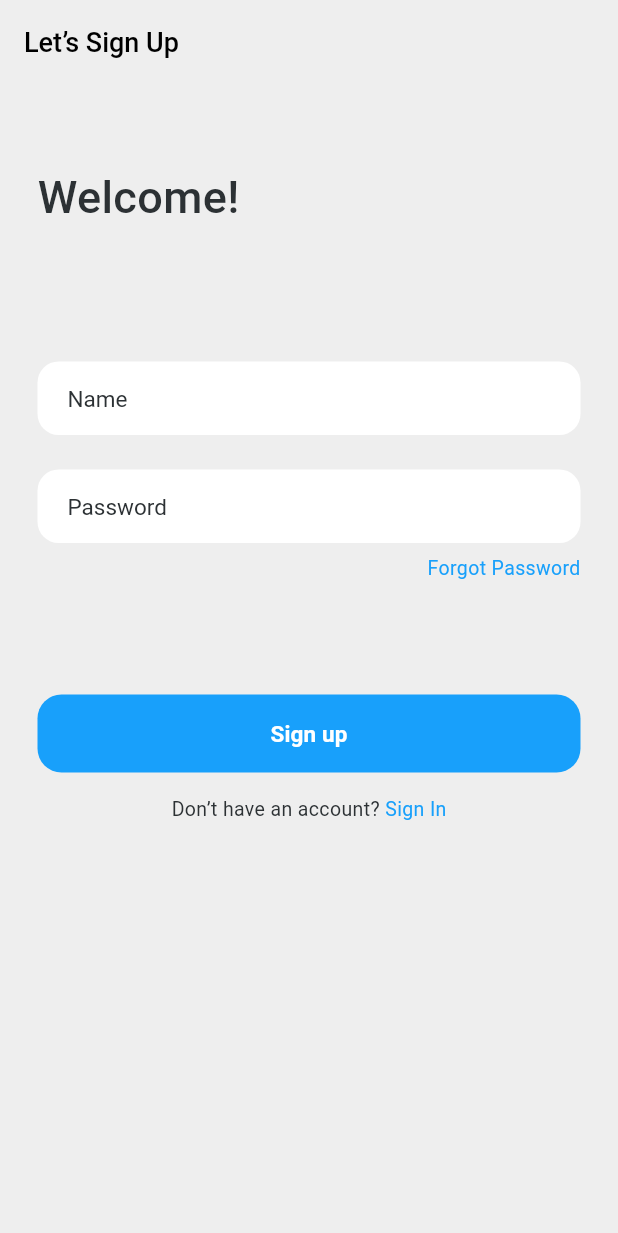
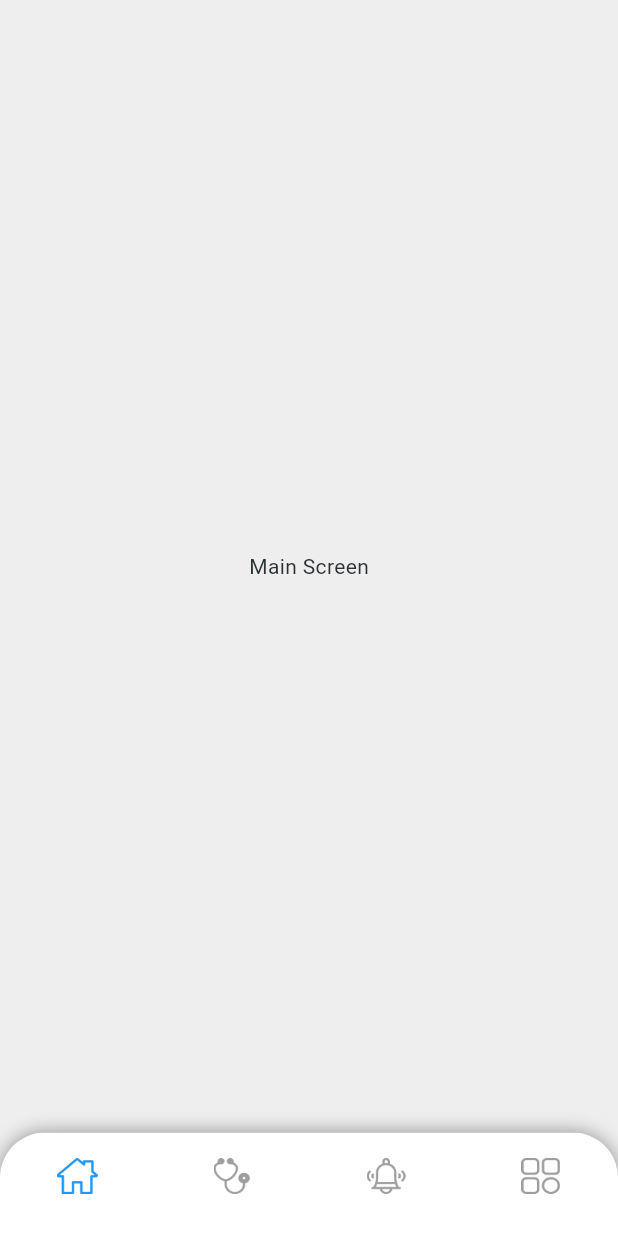
Before and after one commit to Durotann/DocApp, a Flutter app: the screen it shows after launch, after a tap on "Sign up", on a phone screen of 412 x 824 dp. Shown: the top 1233 px of the screen. Run offline on Flutter 3.47's test engine with Material 3 defaults, Android fonts, the phone set to English and light mode, and no system bars; our stand-ins replace auto_route, bloc, equatable, flutter_bloc, flutter_svg.

Commit message:
bottomNavigationBar

```diff
--- a/doc_app/lib/route_config/auto_route_config.dart
+++ b/doc_app/lib/route_config/auto_route_config.dart
@@ -5,11 +5,20 @@ import 'package:doc_app/route_config/auto_route_config.gr.dart';
 class AppRouter extends RootStackRouter {
   @override
   List<AutoRoute> get routes => [
-        AutoRoute(initial: true, page: SplashRoute.page),
+        AutoRoute(
+          initial: true,
+          page: SplashRoute.page,
+        ),
         CustomRoute(
           page: AuthRoute.page,
           transitionsBuilder: TransitionsBuilders.slideLeft,
           durationInMilliseconds: 400,
-        )
+        ),
+        AutoRoute(
+          page: HomeRoute.page,
+          children: [
+            AutoRoute(page: MainRoute.page),
+          ],
+        ),
       ];
 }
--- a/doc_app/lib/ui/auth_screen/presentation/auth_screen.dart
+++ b/doc_app/lib/ui/auth_screen/presentation/auth_screen.dart
@@ -1,4 +1,5 @@
 import 'package:auto_route/auto_route.dart';
+import 'package:doc_app/route_config/auto_route_config.gr.dart';
 import 'package:doc_app/ui/theme/theme.dart';
 import 'package:doc_app/ui/theme/widgets/appbar_widget.dart';
 import 'package:doc_app/ui/theme/widgets/custom_button.dart';
@@ -95,10 +96,15 @@ _fields(BuildContext context) {
 }
 
 _button(BuildContext context) {
-  return Column(children: [
+  return Column(
+    children: [
       const SizedBox(height: 75),
       CustomButton(
-      onPressed: () {},
+        onPressed: () {
+          context.router.push(
+            const HomeRoute(),
+          );
+        },
         title: "Sign up",
         isActive: true,
       ),
@@ -120,5 +126,6 @@ _button(BuildContext context) {
           ),
         ],
       )
-  ]);
+    ],
+  );
 }
--- /dev/null
+++ b/doc_app/lib/ui/bottom_navigation_bar/bottom_navigation_bar.dart
@@ -0,0 +1,141 @@
+import 'package:auto_route/auto_route.dart';
+import 'package:doc_app/route_config/auto_route_config.gr.dart';
+import 'package:flutter/material.dart';
+import 'package:flutter_svg/svg.dart';
+
+@RoutePage()
+class HomeScreen extends StatefulWidget {
+  const HomeScreen({
+    super.key,
+  });
+  @override
+  State<HomeScreen> createState() => _HomeScreenState();
+}
+
+class _HomeScreenState extends State<HomeScreen> {
+  int currentIndex = 0;
+  @override
+  Widget build(BuildContext context) {
+    final theme = Theme.of(context);
+    return AutoTabsRouter(
+        routes: const [
+          MainRoute(),
+          MainRoute(),
+          MainRoute(),
+        ],
+        builder: (context, child) {
+          return Scaffold(
+            body: child,
+            bottomNavigationBar: Container(
+              decoration: const BoxDecoration(
+                borderRadius: BorderRadius.only(
+                  topRight: Radius.circular(30),
+                  topLeft: Radius.circular(30),
+                ),
+                boxShadow: [
+                  BoxShadow(
+                    color: Colors.black38,
+                    spreadRadius: 0,
+                    blurRadius: 10,
+                  ),
+                ],
+              ),
+              child: ClipRRect(
+                borderRadius: const BorderRadius.only(
+                  topLeft: Radius.circular(30.0),
+                  topRight: Radius.circular(30.0),
+                ),
+                child: BottomNavigationBar(
+                  type: BottomNavigationBarType.fixed,
+                  backgroundColor: Colors.white,
+                  elevation: 1,
+                  onTap: changeTab,
+                  selectedItemColor:
+                      theme.bottomNavigationBarTheme.selectedItemColor,
+                  currentIndex: currentIndex,
+                  items: [
+                    BottomNavigationBarItem(
+                      icon: Padding(
+                        padding: const EdgeInsets.only(top: 10.0),
+                        child: ColorFiltered(
+                          colorFilter: ColorFilter.mode(
+                            currentIndex == 0 ? Colors.blue : Colors.grey,
+                            BlendMode.srcIn,
+                          ),
+                          child: Image.asset(
+                            "images/home1.png",
+                            scale: 4,
+                          ),
+                        ),
+                      ),
+                      label: '',
+                    ),
+                    BottomNavigationBarItem(
+                      icon: Padding(
+                        padding: const EdgeInsets.only(top: 10.0),
+                        child: ColorFiltered(
+                          colorFilter: ColorFilter.mode(
+                            currentIndex == 1 ? Colors.blue : Colors.grey,
+                            BlendMode.srcIn,
+                          ),
+                          child: Image.asset('images/connect.png', scale: 4),
+                        ),
+                      ),
+                      label: '',
+                    ),
+                    BottomNavigationBarItem(
+                      icon: Padding(
+                        padding: const EdgeInsets.only(top: 10.0),
+                        child: ColorFiltered(
+                          colorFilter: ColorFilter.mode(
+                            currentIndex == 2 ? Colors.blue : Colors.grey,
+                            BlendMode.srcIn,
+                          ),
+                          child:
+                              Image.asset('images/notification.png', scale: 4),
+                        ),
+                      ),
+                      label: '',
+                    ),
+                    BottomNavigationBarItem(
+                      icon: Padding(
+                        padding: const EdgeInsets.only(top: 10.0),
+                        child: ColorFiltered(
+                          colorFilter: ColorFilter.mode(
+                            currentIndex == 3 ? Colors.blue : Colors.grey,
+                            BlendMode.srcIn,
+                          ),
+                          child: Image.asset('images/extension.png', scale: 4),
+                        ),
+                      ),
+                      label: '',
+                    ),
+                  ],
+                ),
+              ),
+            ),
+          );
+        });
+  }
+
+  void changeTab(int index) {
+    setState(
+      () {
+        currentIndex = index;
+      },
+    );
+    switch (index) {
+      case 0:
+        // context.pushRoute('');
+        break;
+      case 1:
+        // context.goNamed('orders', pathParameters: {
+        //   "tabIndex": "new",
+        // });
+        break;
+      default:
+        // context.go('/profile');
+        break;
+    }
+  }
+}
--- /dev/null
+++ b/doc_app/lib/ui/main_screen/bloc/main_screen_bloc.dart
@@ -0,0 +1,13 @@
+import 'package:bloc/bloc.dart';
+import 'package:equatable/equatable.dart';
+
+part 'main_screen_event.dart';
+part 'main_screen_state.dart';
+
+class MainScreenBloc extends Bloc<MainScreenEvent, MainScreenState> {
+  MainScreenBloc() : super(MainScreenInitial()) {
+    on<MainScreenEvent>((event, emit) {
+      // TODO: implement event handler
+    });
+  }
+}
--- /dev/null
+++ b/doc_app/lib/ui/main_screen/bloc/main_screen_event.dart
@@ -0,0 +1,8 @@
+part of 'main_screen_bloc.dart';
+
+sealed class MainScreenEvent extends Equatable {
+  const MainScreenEvent();
+
+  @override
+  List<Object> get props => [];
+}
--- /dev/null
+++ b/doc_app/lib/ui/main_screen/bloc/main_screen_state.dart
@@ -0,0 +1,10 @@
+part of 'main_screen_bloc.dart';
+
+sealed class MainScreenState extends Equatable {
+  const MainScreenState();
+
+  @override
+  List<Object> get props => [];
+}
+
+final class MainScreenInitial extends MainScreenState {}
--- /dev/null
+++ b/doc_app/lib/ui/main_screen/presentation/main_screen.dart
@@ -0,0 +1,21 @@
+import 'package:auto_route/auto_route.dart';
+import 'package:flutter/material.dart';
+
+@RoutePage()
+class MainScreen extends StatefulWidget {
+  const MainScreen({super.key});
+
+  @override
+  State<MainScreen> createState() => _MainScreenState();
+}
+
+class _MainScreenState extends State<MainScreen> {
+  @override
+  Widget build(BuildContext context) {
+    return const Scaffold(
+      body: Center(
+        child: Text("Main Screen"),
+      ),
+    );
+  }
+}
--- a/doc_app/pubspec.yaml
+++ b/doc_app/pubspec.yaml
@@ -14,6 +14,7 @@ dependencies:
     sdk: flutter
   flutter_bloc: ^8.1.6
   build_runner: ^2.4.13
+  curved_navigation_bar: ^1.0.6
 
 dev_dependencies:
   flutter_test:
```
Also changed, not shown: doc_app/images/connect.png (added), doc_app/images/connect.svg (added), doc_app/images/extension.png (added), doc_app/images/extention.svg (added), doc_app/images/home.svg (added), doc_app/images/home1.png (added), doc_app/images/notification.png (added), doc_app/images/notification.svg (added), doc_app/lib/route_config/auto_route_config.gr.dart, doc_app/pubspec.lock. Lines whose indentation alone changed are shown as unchanged.
